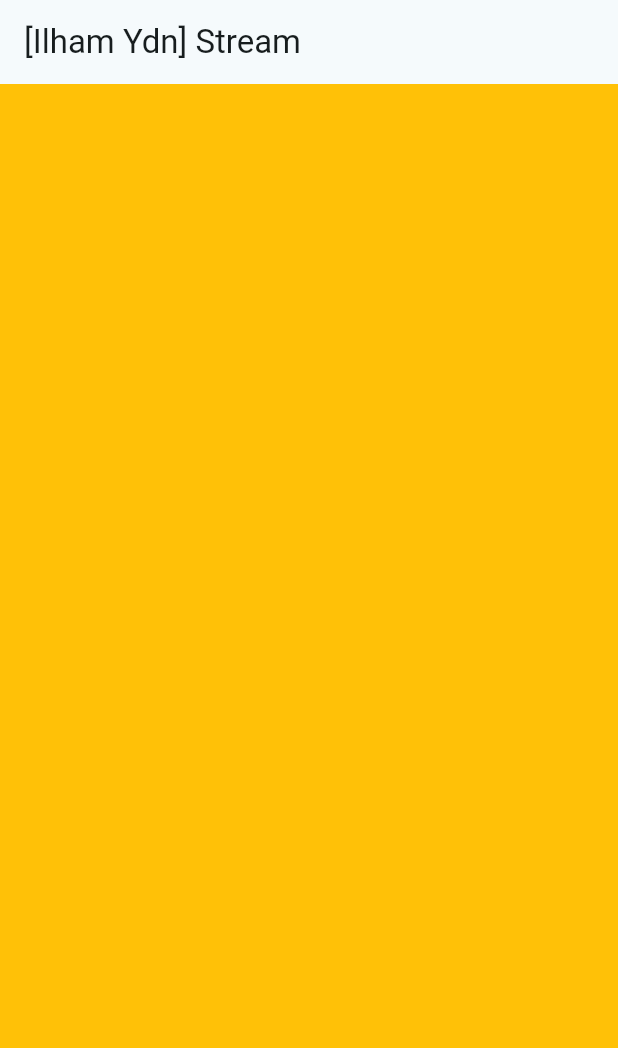
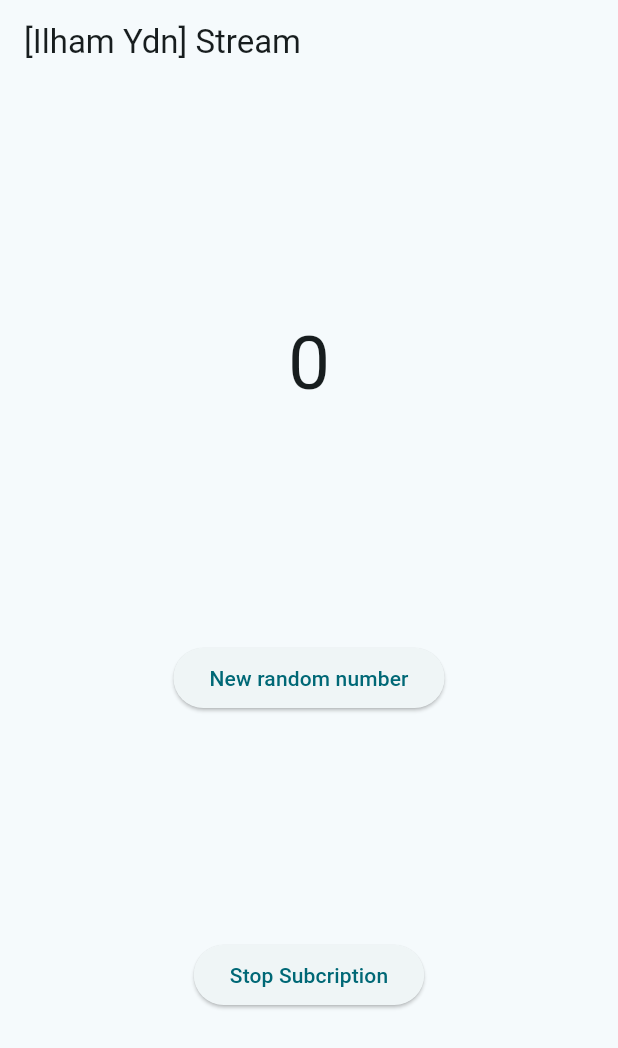
Before and after one commit to ilhamydn17/2141720091-mobile-2023, a Flutter app: the screen it shows after launch, on a phone screen of 412 x 824 dp. Shown: the top 1048 px of the screen. Run offline on Flutter 3.47's test engine with Material 2 defaults, Android fonts, the phone set to English and light mode, and no system bars.

Commit message:
menyelesaikan praktikum 1 sampai 4

```diff
--- a/week-13/src/prk_13/lib/main.dart
+++ b/week-13/src/prk_13/lib/main.dart
@@ -1,5 +1,7 @@
 import 'package:flutter/material.dart';
 import 'stream.dart';
+import 'dart:async';
+import 'dart:math';
 
 void main() {
   runApp(const MyApp());
@@ -33,6 +35,17 @@ class _StreamHomePageState extends State<StreamHomePage> {
   Color bgColor = Colors.blueGrey;
   late ColorStream cs;
 
+  // praktikum 3
+  late StreamTransformer transformer;
+
+  // praktikum 4
+  late StreamSubscription subscription;
+
+  // Praktikum - 2
+  int lastNumber = 0;
+  late StreamController numberStreamController;
+  late NumberStream numberStream;
+
   void changeColor() async {
     // Prak 1
     // await for (var eventColor in cs.getColors()) {
@@ -48,22 +61,139 @@ class _StreamHomePageState extends State<StreamHomePage> {
     });
   }
 
+  // Praktikum - 1
+  // @override
+  // void initState() {
+  //   super.initState();
+  //   cs = ColorStream();
+  //   changeColor();
+  // }
+
+  // Praktikum - 2
   @override
   void initState() {
+    numberStream = NumberStream();
+    numberStreamController = numberStream.controller;
+    Stream stream = numberStreamController.stream;
+    // Praktikum 4
+    subscription = stream.listen((event) {
+      setState(() {
+        lastNumber = event;
+      });
+    });
+    subscription.onError((error) {
+      setState(() {
+        lastNumber = -1;
+      });
+    });
+    subscription.onDone(() {
+      print('onDone was called!');
+    });
+
+    // praktikum 3
+    // transformer = StreamTransformer<int, int>.fromHandlers(
+    //   handleData: (value, sink) {
+    //     sink.add(value * 10);
+    //   },
+    //   handleError: (error, trace, sink) {
+    //     sink.add(-1);
+    //   },
+    //   handleDone: (sink) => sink.close(),
+    // );
+    // stream.transform(transformer).listen((event) {
+    //   setState(() {
+    //     lastNumber = event;
+    //   });
+    // }).onError((error) {
+    //   setState(() {
+    //     lastNumber = -1;
+    //   });
+    // });
+
+    // Praktikum 2
+    // stream.listen((event) {
+    //   setState(() {
+    //     lastNumber = event;
+    //   });
+    // }).onError((error) {
+    //   setState(() {
+    //     lastNumber = -1;
+    //   });
+    // });
+
     super.initState();
-    cs = ColorStream();
-    changeColor();
   }
 
+  // Praktikum 4
+  void stopStream() {
+    numberStreamController.close();
+  }
+
+  void addRandomNumber() {
+    Random random = Random();
+    int myNum = random.nextInt(10);
+
+    // praktikum 4
+    if (!numberStreamController.isClosed) {
+      numberStream.addNumberToSink(myNum);
+    } else {
+      setState(() {
+        lastNumber = -1;
+      });
+    }
+
+    // numberStream.addNumberToSink(myNum);
+    // numberStream.addError();
+  }
+
+  // @override
+  // Widget build(BuildContext context) {
+  //   return Scaffold(
+  //     appBar: AppBar(
+  //       title: const Text('[Ilham Ydn] Stream'),
+  //     ),
+  //     body: Container(
+  //       decoration: BoxDecoration(color: bgColor),
+  //     ),
+  //   );
+  // }
+
+  // Praktikum - 2
   @override
   Widget build(BuildContext context) {
     return Scaffold(
         appBar: AppBar(
           title: const Text('[Ilham Ydn] Stream'),
         ),
-      body: Container(
-        decoration: BoxDecoration(color: bgColor),
+        body: SizedBox(
+          width: double.infinity,
+          child: Column(
+            mainAxisAlignment: MainAxisAlignment.spaceEvenly,
+            crossAxisAlignment: CrossAxisAlignment.center,
+            children: [
+              Text(
+                lastNumber.toString(),
+                style: const TextStyle(fontSize: 50),
               ),
-    );
+              ElevatedButton(
+                  onPressed: () => addRandomNumber(),
+                  child: const Text('New random number')),
+              ElevatedButton(
+                  onPressed: () => stopStream(),
+                  child: const Text('Stop Subcription'))
+            ],
+          ),
+        ));
+  }
+
+  @override
+  void dispose() {
+    // TODO: implement dispose
+
+    // praktiukm 4
+    subscription.cancel();
+
+    numberStreamController.close();
+    super.dispose();
   }
 }
--- a/week-13/src/prk_13/lib/stream.dart
+++ b/week-13/src/prk_13/lib/stream.dart
@@ -1,3 +1,5 @@
+import 'dart:async';
+
 import 'package:flutter/material.dart';
 
 class ColorStream {
@@ -16,3 +18,19 @@ class ColorStream {
     });
   }
 }
+
+class NumberStream {
+  final StreamController<int> controller = StreamController();
+
+  void addNumberToSink(int newNum) {
+    controller.sink.add(newNum);
+  }
+
+  addError() {
+    controller.sink.addError('error');
+  }
+
+  close() {
+    controller.close();
+  }
+}
```
Lines whose indentation alone changed are shown as unchanged.
